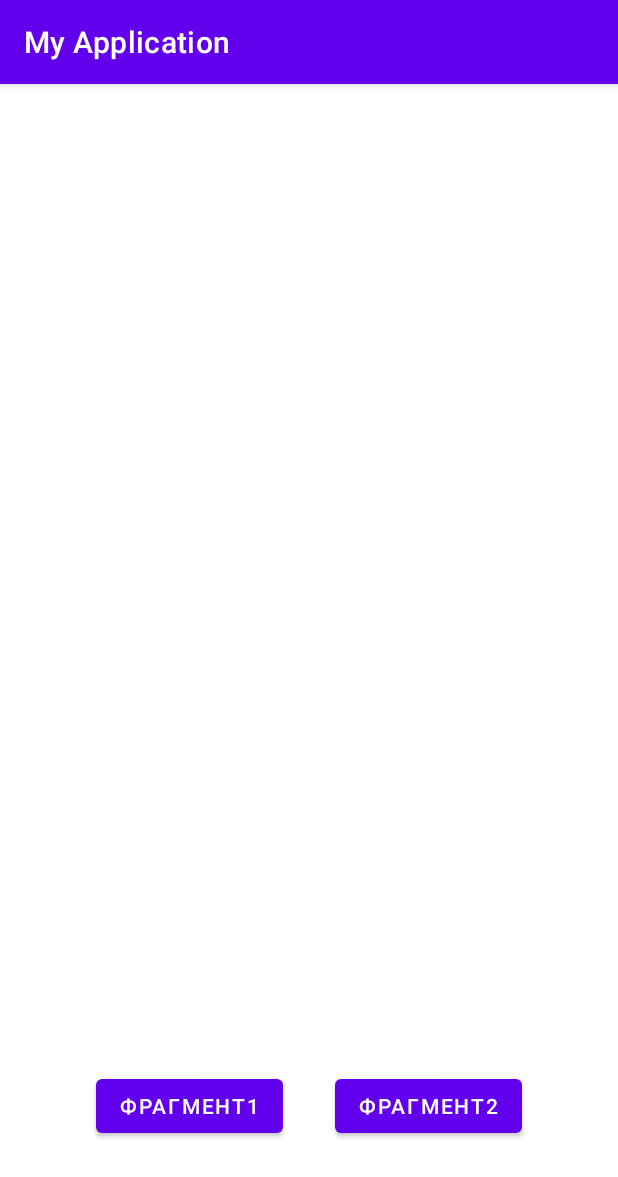
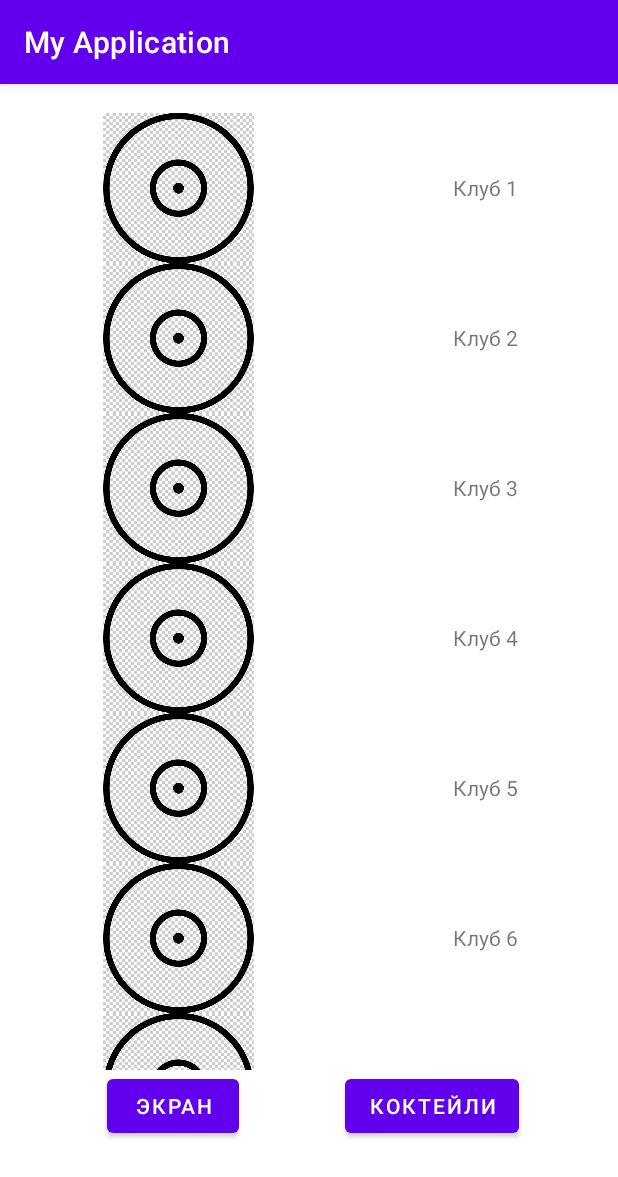
Before and after one commit to Masha5rubivasha/Practica_4_mobilki, an Android app: the fragment ThirdFragment placed in its activity, on a phone screen of 412 x 824 dp. Shown: the top 1177 px of the screen. Run offline under Robolectric (Android 15) with nearby library versions, the phone set to English and light mode, and no system bars.

Commit message:
Добавила ресусле лист на 2 фрагмент

```diff
--- /dev/null
+++ b/app/src/main/java/com/example/myapplication/MyAdapter2.java
@@ -0,0 +1,64 @@
+package com.example.myapplication;
+
+import android.content.Context;
+import android.util.Log;
+import android.view.LayoutInflater;
+import android.view.View;
+import android.view.ViewGroup;
+import android.widget.ImageView;
+import android.widget.TextView;
+import android.widget.Toast;
+
+import androidx.annotation.NonNull;
+import androidx.recyclerview.widget.RecyclerView;
+
+import java.util.List;
+
+public class MyAdapter2 extends RecyclerView.Adapter<MyAdapter2.ViewHolder> {
+    private LayoutInflater inflater;
+    private List<String> store_items;
+    private Context context;
+
+    public MyAdapter2(Context context, List<String> items){
+        store_items = items;
+        inflater = LayoutInflater.from(context);
+        this.context = context;
+    }
+
+    @Override
+    public int getItemCount() {
+        return store_items.size();
+    }
+
+    @NonNull
+    @Override
+    public MyAdapter2.ViewHolder onCreateViewHolder(@NonNull ViewGroup parent, int viewType) {
+        View view = inflater.inflate(R.layout.store_item, parent, false);
+        return new ViewHolder(view);
+    }
+
+    @Override
+    public void onBindViewHolder(@NonNull MyAdapter2.ViewHolder holder, int position) {
+        holder.store_item_text.setText(store_items.get(position));
+        holder.store_item_image.setImageResource(R.drawable.imgbin_able_s);
+
+        holder.itemView.setOnClickListener(new View.OnClickListener() {
+            @Override
+            public void onClick(View view) {
+                Toast.makeText(context, store_items.get(holder.getAdapterPosition()), Toast.LENGTH_SHORT).show();
+                Log.i("RecyclerView", store_items.get(holder.getAdapterPosition()));
+            }
+        });
+    }
+
+    public static class ViewHolder extends RecyclerView.ViewHolder {
+        TextView store_item_text;
+        ImageView store_item_image;
+
+        public ViewHolder(View view){
+            super(view);
+            store_item_text = view.findViewById(R.id.store_item_text);
+            store_item_image = view.findViewById(R.id.store_item_image);
+        }
+    }
+}
--- a/app/src/main/java/com/example/myapplication/SecondFragment.java
+++ b/app/src/main/java/com/example/myapplication/SecondFragment.java
@@ -6,11 +6,14 @@ import androidx.annotation.NonNull;
 import androidx.annotation.Nullable;
 import androidx.fragment.app.Fragment;
 
+import android.util.Log;
 import android.view.LayoutInflater;
 import android.view.View;
 import android.view.ViewGroup;
+import android.widget.AdapterView;
 import android.widget.Button;
 import android.widget.ListView;
+import android.widget.Toast;
 
 import java.util.ArrayList;
 import java.util.List;
@@ -66,5 +69,13 @@ public class SecondFragment extends Fragment {
 
         ListView listView = view.findViewById(R.id.list_view);
         listView.setAdapter(listViewAdapter);
+
+        listView.setOnItemClickListener(new AdapterView.OnItemClickListener() {
+            @Override
+            public void onItemClick(AdapterView<?> adapterView, View view, int i, long l) {
+                Toast.makeText(getContext(), store_items.get(i), Toast.LENGTH_SHORT).show();
+                Log.i("ListView", store_items.get(i));
+            }
+        });
     }
 }
--- a/app/src/main/java/com/example/myapplication/ThirdFragment.java
+++ b/app/src/main/java/com/example/myapplication/ThirdFragment.java
@@ -2,12 +2,19 @@ package com.example.myapplication;
 
 import android.os.Bundle;
 
+import androidx.annotation.NonNull;
+import androidx.annotation.Nullable;
 import androidx.fragment.app.Fragment;
+import androidx.recyclerview.widget.GridLayoutManager;
+import androidx.recyclerview.widget.RecyclerView;
 
 import android.view.LayoutInflater;
 import android.view.View;
 import android.view.ViewGroup;
 import android.widget.Button;
+
+import java.util.ArrayList;
+import java.util.List;
 
 
 public class ThirdFragment extends Fragment {
@@ -47,4 +54,24 @@ public class ThirdFragment extends Fragment {
 
         return view;
     }
+
+    @Override
+    public void onViewCreated(@NonNull View view, @Nullable Bundle savedInstanceState) {
+        super.onViewCreated(view, savedInstanceState);
+
+        List<String> store_items = new ArrayList<String>();
+
+        for(int i = 1; i <= 200; i++){
+            store_items.add("Клуб " + i);
+        }
+
+        GridLayoutManager layoutManager = new GridLayoutManager(getActivity(), 1);
+        MyAdapter2 recyclerViewAdapter = new MyAdapter2(getActivity(), store_items);
+
+        RecyclerView recyclerView = view.findViewById(R.id.recycler_view);
+        recyclerView.setLayoutManager(layoutManager);
+        recyclerView.setAdapter(recyclerViewAdapter);
+
+
+    }
 }
--- a/app/src/main/res/layout/fragment_first.xml
+++ b/app/src/main/res/layout/fragment_first.xml
@@ -30,7 +30,7 @@
         android:layout_marginTop="10dp"
         android:layout_marginEnd="10dp"
         android:layout_marginBottom="10dp"
-        android:text="Фрагмент3"
+        android:text="Клубы"
         app:layout_constraintBottom_toBottomOf="parent"
         app:layout_constraintEnd_toEndOf="parent"
         app:layout_constraintHorizontal_bias="0.8"
--- a/app/src/main/res/layout/fragment_second.xml
+++ b/app/src/main/res/layout/fragment_second.xml
@@ -14,7 +14,7 @@
         android:layout_marginTop="10dp"
         android:layout_marginEnd="10dp"
         android:layout_marginBottom="10dp"
-        android:text="Фрагмент1"
+        android:text="Экран"
         app:layout_constraintBottom_toBottomOf="parent"
         app:layout_constraintEnd_toEndOf="parent"
         app:layout_constraintHorizontal_bias="0.2"
@@ -30,7 +30,7 @@
         android:layout_marginTop="10dp"
         android:layout_marginEnd="10dp"
         android:layout_marginBottom="10dp"
-        android:text="Фрагмент3"
+        android:text="Клубы"
         app:layout_constraintBottom_toBottomOf="parent"
         app:layout_constraintEnd_toEndOf="parent"
         app:layout_constraintHorizontal_bias="0.8"
--- a/app/src/main/res/layout/fragment_third.xml
+++ b/app/src/main/res/layout/fragment_third.xml
@@ -14,7 +14,7 @@
         android:layout_marginTop="10dp"
         android:layout_marginEnd="10dp"
         android:layout_marginBottom="10dp"
-        android:text="Фрагмент1"
+        android:text="Экран"
         app:layout_constraintBottom_toBottomOf="parent"
         app:layout_constraintEnd_toEndOf="parent"
         app:layout_constraintHorizontal_bias="0.2"
@@ -30,11 +30,24 @@
         android:layout_marginTop="10dp"
         android:layout_marginEnd="10dp"
         android:layout_marginBottom="10dp"
-        android:text="Фрагмент2"
+        android:text="Коктейли"
         app:layout_constraintBottom_toBottomOf="parent"
         app:layout_constraintEnd_toEndOf="parent"
         app:layout_constraintHorizontal_bias="0.8"
         app:layout_constraintStart_toStartOf="parent"
         app:layout_constraintTop_toTopOf="parent"
         app:layout_constraintVertical_bias="0.95" />
+
+    <androidx.recyclerview.widget.RecyclerView
+        android:id="@+id/recycler_view"
+        android:layout_width="409dp"
+        android:layout_height="638dp"
+        android:layout_marginStart="1dp"
+        android:layout_marginEnd="1dp"
+        app:layout_constraintBottom_toBottomOf="parent"
+        app:layout_constraintEnd_toEndOf="parent"
+        app:layout_constraintHorizontal_bias="0.0"
+        app:layout_constraintStart_toStartOf="parent"
+        app:layout_constraintTop_toTopOf="parent"
+        app:layout_constraintVertical_bias="0.0" />
 </androidx.constraintlayout.widget.ConstraintLayout>
--- a/app/src/main/res/layout/store_item.xml
+++ b/app/src/main/res/layout/store_item.xml
@@ -2,7 +2,7 @@
 <LinearLayout xmlns:android="http://schemas.android.com/apk/res/android"
     xmlns:app="http://schemas.android.com/apk/res-auto"
     android:layout_width="match_parent"
-    android:layout_height="match_parent">
+    android:layout_height="100dp">
 
     <ImageView
         android:id="@+id/store_item_image"
```
Also changed, not shown: app/src/main/res/drawable/imgbin_able_s.jpg (added).
